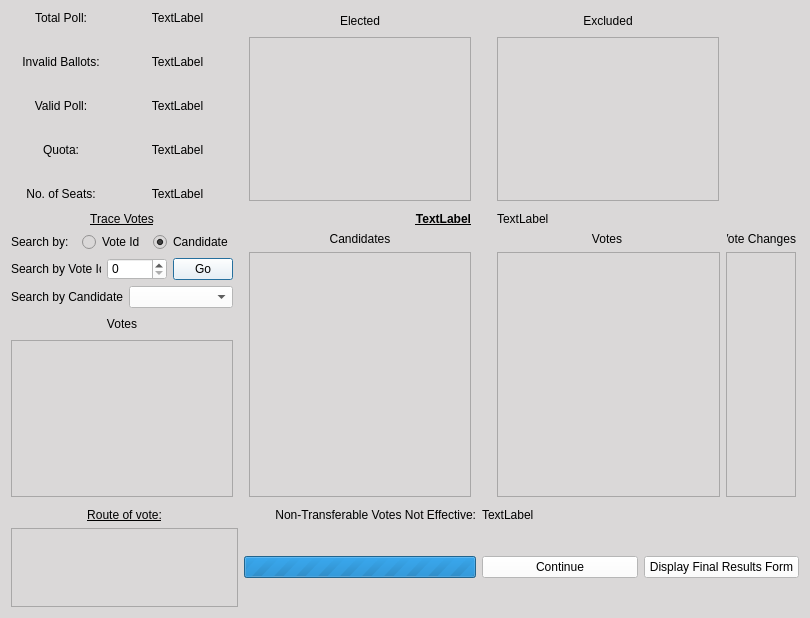
First picture: the form in countdialog.ui, repository geaney91/E-CountApp, before the edit.
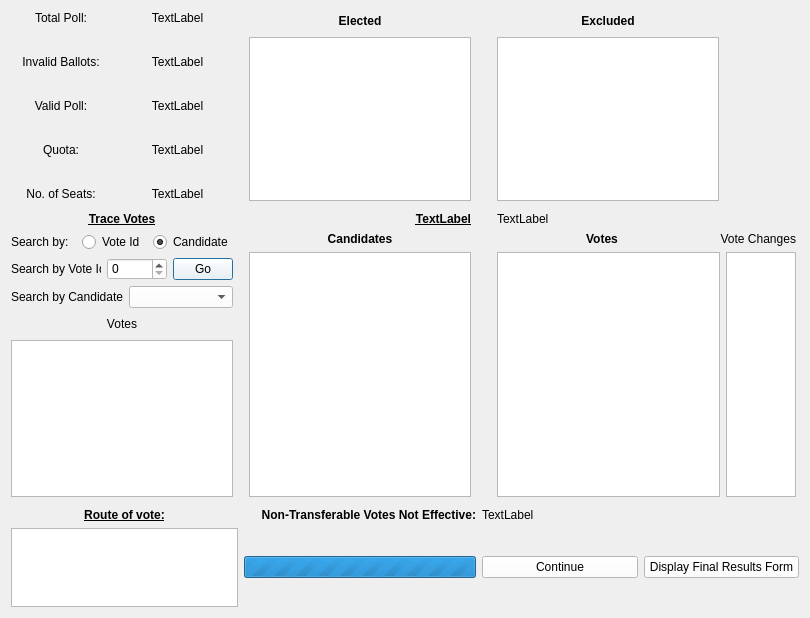
Second picture: the form after the edit.

Diff of the .ui file:
```diff
--- a/countdialog.ui
+++ b/countdialog.ui
@@ -14,10 +14,7 @@
    <string>E-Count</string>
   </property>
   <property name="autoFillBackground">
-   <bool>false</bool>
-  </property>
-  <property name="styleSheet">
-   <string notr="true">background-color: rgb(218, 216, 216);</string>
+   <bool>true</bool>
   </property>
   <layout class="QGridLayout" name="gridLayout_2">
    <item row="0" column="0">
@@ -214,6 +211,12 @@
            <height>20</height>
           </size>
          </property>
+         <property name="font">
+          <font>
+           <weight>75</weight>
+           <bold>true</bold>
+          </font>
+         </property>
          <property name="text">
           <string>Elected</string>
          </property>
@@ -246,6 +249,8 @@
         <widget class="QLabel" name="trace_vote_lbl">
          <property name="font">
           <font>
+           <weight>75</weight>
+           <bold>true</bold>
            <underline>true</underline>
           </font>
          </property>
@@ -402,6 +407,9 @@
       <widget class="QLabel" name="vote_route_lbl">
        <property name="font">
         <font>
+         <weight>75</weight>
+         <italic>false</italic>
+         <bold>true</bold>
          <underline>true</underline>
         </font>
        </property>
@@ -452,6 +460,12 @@
            <height>0</height>
           </size>
          </property>
+         <property name="font">
+          <font>
+           <weight>75</weight>
+           <bold>true</bold>
+          </font>
+         </property>
          <property name="text">
           <string>Candidates</string>
          </property>
@@ -474,6 +488,12 @@
      </item>
      <item row="2" column="1">
       <widget class="QLabel" name="votesNotEffectiveLbl1">
+       <property name="font">
+        <font>
+         <weight>75</weight>
+         <bold>true</bold>
+        </font>
+       </property>
        <property name="text">
         <string>Non-Transferable Votes Not Effective:</string>
        </property>
@@ -570,10 +590,16 @@
            </property>
            <property name="minimumSize">
             <size>
-             <width>220</width>
+             <width>210</width>
              <height>0</height>
             </size>
            </property>
+           <property name="font">
+            <font>
+             <weight>75</weight>
+             <bold>true</bold>
+            </font>
+           </property>
            <property name="text">
             <string>Votes</string>
            </property>
@@ -596,6 +622,12 @@
              <height>0</height>
             </size>
            </property>
+           <property name="font">
+            <font>
+             <weight>50</weight>
+             <bold>false</bold>
+            </font>
+           </property>
            <property name="text">
             <string>Vote Changes</string>
            </property>
@@ -651,6 +683,12 @@
            <height>20</height>
           </size>
          </property>
+         <property name="font">
+          <font>
+           <weight>75</weight>
+           <bold>true</bold>
+          </font>
+         </property>
          <property name="text">
           <string>Excluded</string>
          </property>
```
